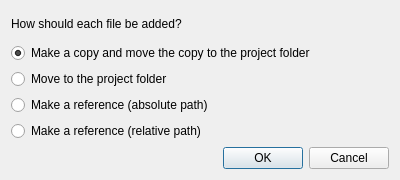
The window that ui/AddToProjectDialog.ui (kipr/kiss) describes before a commit, drawn with Qt 5.
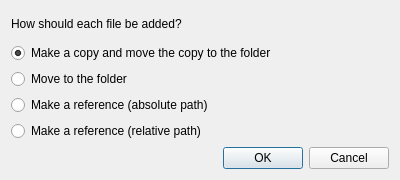
The same window after the commit.

```diff
--- a/ui/AddToProjectDialog.ui
+++ b/ui/AddToProjectDialog.ui
@@ -24,7 +24,7 @@
    <item>
     <widget class="QRadioButton" name="ui_copyButton">
      <property name="text">
-      <string>Make a copy and move the copy to the project folder</string>
+      <string>Make a copy and move the copy to the folder</string>
      </property>
      <property name="checked">
       <bool>true</bool>
@@ -34,7 +34,7 @@
    <item>
     <widget class="QRadioButton" name="ui_moveButton">
      <property name="text">
-      <string>Move to the project folder</string>
+      <string>Move to the folder</string>
      </property>
     </widget>
    </item>
```
Left out of the diff: 2 changed lines with no effect on the pictures.
